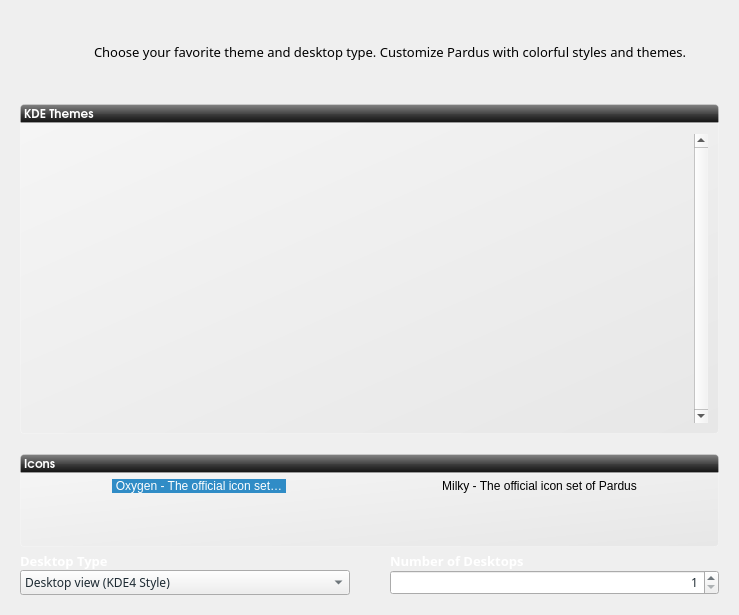
Above: COMAK/managers/kaptan/ui/ui_scrStyle.ui from pars-linux/projects before the change. Below: the same form after it.
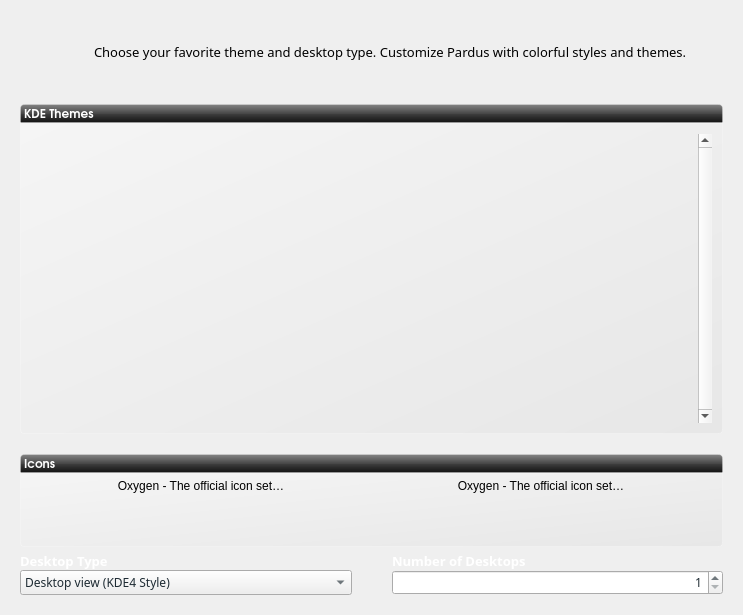
That is the form after the change. Icons and pictures are not drawn.

Commit message: ikon resmi degisti

```diff
--- a/COMAK/managers/kaptan/ui/ui_scrStyle.ui
+++ b/COMAK/managers/kaptan/ui/ui_scrStyle.ui
@@ -6,7 +6,7 @@
    <rect>
     <x>0</x>
     <y>0</y>
-    <width>739</width>
+    <width>743</width>
     <height>615</height>
    </rect>
   </property>
@@ -352,7 +352,7 @@
            <bool>false</bool>
           </property>
           <property name="currentRow">
-           <number>0</number>
+           <number>-1</number>
           </property>
           <item>
            <property name="text">
@@ -369,6 +369,15 @@
              <normaloff>:/raw/pixmap/oxygen.png</normaloff>:/raw/pixmap/oxygen.png</iconset>
            </property>
           </item>
+          <item>
+           <property name="text">
+            <string>Oxygen - The official icon set of LXDE</string>
+           </property>
+           <property name="icon">
+            <iconset resource="../data/kaptan.qrc">
+             <normaloff>:/raw/pixmap/oxygen_lxde.png</normaloff>:/raw/pixmap/oxygen_lxde.png</iconset>
+           </property>
+          </item>
           <item>
            <property name="text">
             <string>Milky - The official icon set of Pardus</string>
```
